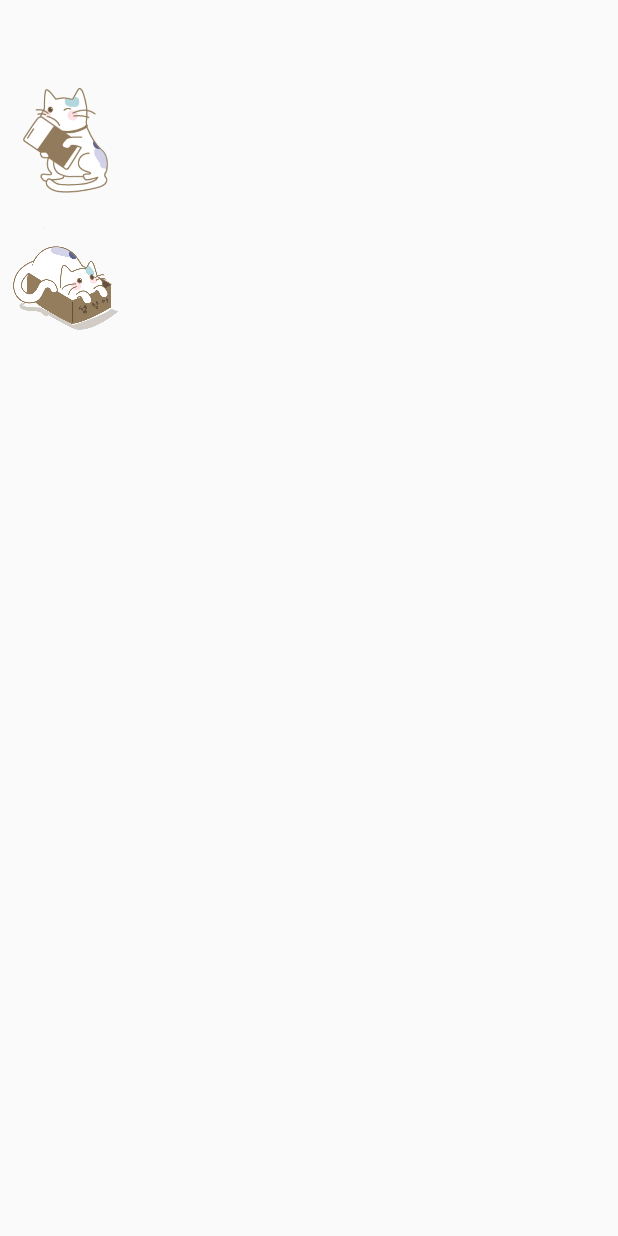
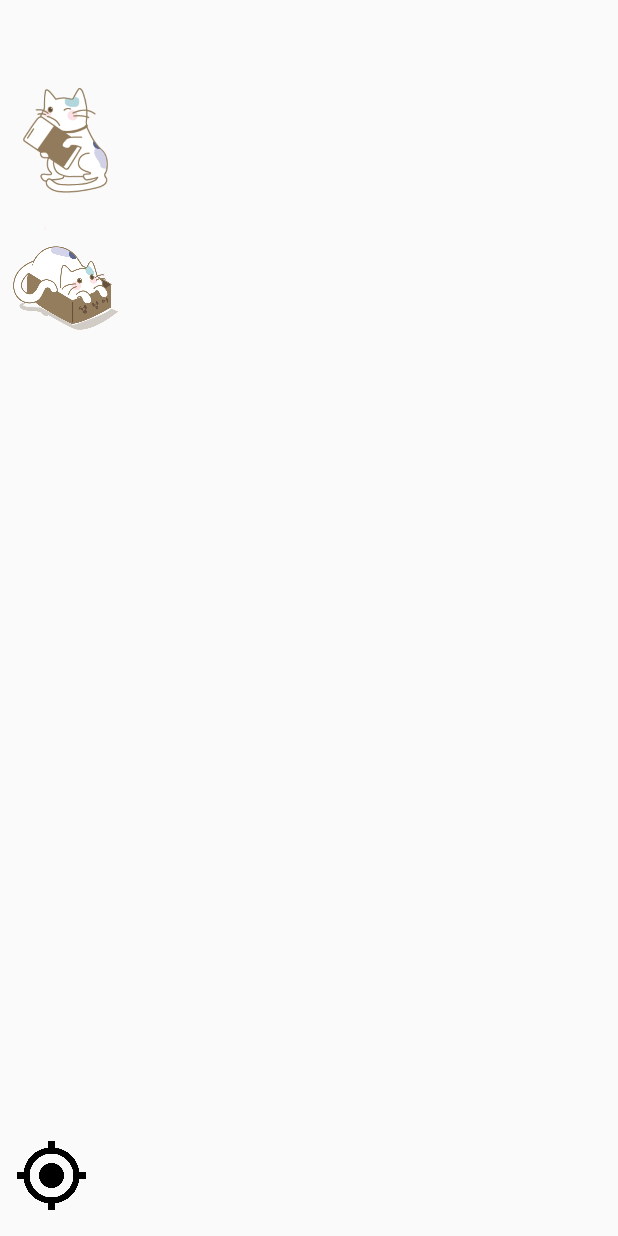
Before and after one commit to goeunpark123/welcomeSUNGSHIN, an Android app: the MapsActivity screen opened directly, with no data from a screen before it, on a phone screen of 412 x 824 dp. Run offline under Robolectric (Android 15) with nearby library versions, the phone set to English and light mode, and no system bars.

Commit message:
현재 위치 + 최단길이 제거 + 최단경로 시작 위치-정문

```diff
--- a/WELCOMESUNGSHIN/app/src/main/res/layout/activity_maps.xml
+++ b/WELCOMESUNGSHIN/app/src/main/res/layout/activity_maps.xml
@@ -49,4 +49,18 @@
         app:layout_constraintTop_toTopOf="parent"
         app:layout_constraintVertical_bias="0.2" />
 
+    <ImageButton
+        android:layout_width="50dp"
+        android:layout_height="50dp"
+        android:background="@android:color/transparent"
+        android:onClick="myPosition"
+        android:scaleType="fitCenter"
+        android:src="@drawable/position"
+        app:layout_constraintBottom_toBottomOf="parent"
+        app:layout_constraintHorizontal_bias="0.025"
+        app:layout_constraintLeft_toLeftOf="parent"
+        app:layout_constraintRight_toRightOf="parent"
+        app:layout_constraintTop_toTopOf="parent"
+        app:layout_constraintVertical_bias="0.98" />
+
 </android.support.constraint.ConstraintLayout>
```
Also changed, not shown: WELCOMESUNGSHIN/app/src/main/java/com/welcomsungshin/welcomesungshin/MapsActivity.java (+21 -9 lines), WELCOMESUNGSHIN/app/src/main/res/drawable-v24/position.png (added).
